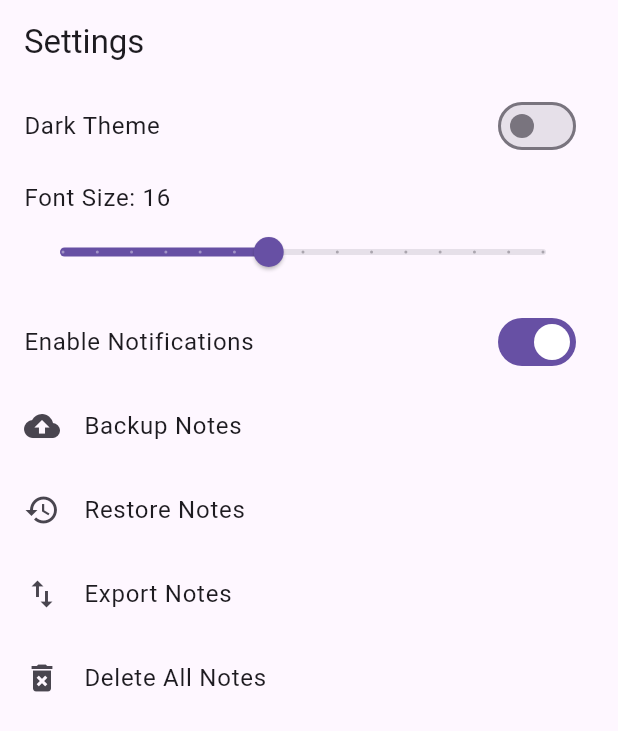
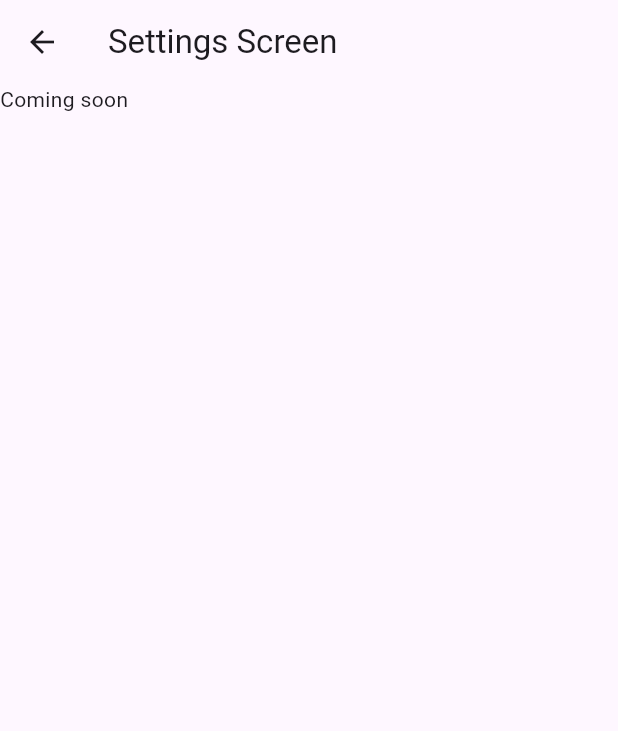
Before and after one commit to AditiMehre/notes_app, a Flutter app: the SettingsScreen screen opened directly, on a phone screen of 412 x 824 dp. Shown: the top 731 px of the screen. Run offline on Flutter 3.47's test engine with Material 3 defaults, Android fonts, the phone set to English and light mode, and no system bars.

```diff
--- a/lib/models/utils.dart
+++ b/lib/models/utils.dart
@@ -59,27 +59,12 @@ class Utils {
       }
     }
   }
-  void sortNotesByDateModified(List<Note> notes) {
-    int n = notes.length;
 
-    for (int i = 0; i < n - 1; i++) {
-      for (int j = 0; j < n - i - 1; j++) {
-        if (notes[j].dateModified.isAfter(notes[j + 1].dateModified)) {
-          // Swap notes[j] and notes[j + 1]
-          Note temp = notes[j];
-          notes[j] = notes[j + 1];
-          notes[j + 1] = temp;
-        }
-      }
-    }
-  }
-  void deleteNoteById(int id, Function() setStateCallback) {
-    sampleNotes.removeWhere((note) {
-      return note.id == id;
-    });
-    setStateCallback();
-  }
-
-
+  // void deleteNoteById(int id, Function() setStateCallback) {
+  //   sampleNotes.removeWhere((note) {
+  //     return note.id == id;
+  //   });
+  //   setStateCallback();
+  // }
 
 }
--- /dev/null
+++ b/lib/screens/archive_screen.dart
@@ -0,0 +1,22 @@
+import 'package:flutter/material.dart';
+
+class ArchiveScreen extends StatefulWidget {
+
+  const ArchiveScreen({super.key});
+
+  @override
+  State<ArchiveScreen> createState() => _ArchiveScreenState();
+}
+
+class _ArchiveScreenState extends State<ArchiveScreen> {
+  @override
+  Widget build(BuildContext context) {
+    return  Scaffold(
+      appBar: AppBar(
+        title: Text('Archive Screen'),
+      ),
+
+      body: Text('Coming soon'),
+    );
+  }
+}
--- a/lib/screens/setting.dart
+++ /dev/null
@@ -1,111 +0,0 @@
-import 'package:flutter/material.dart';
-
-class SettingsScreen extends StatefulWidget {
-  @override
-  _SettingsScreenState createState() => _SettingsScreenState();
-}
-
-class _SettingsScreenState extends State<SettingsScreen> {
-  bool darkTheme = false;
-  bool notificationsEnabled = true;
-  double fontSize = 16.0;
-
-  // Ideally, these preferences should be stored persistently e.g., with SharedPreferences
-  // and loaded in initState.
-
-  @override
-  Widget build(BuildContext context) {
-    return Scaffold(
-      appBar: AppBar(
-        title: Text('Settings'),
-      ),
-      body: ListView(
-        children: [
-          SwitchListTile(
-            title: Text('Dark Theme'),
-            value: darkTheme,
-            onChanged: (bool value) {
-              setState(() {
-                darkTheme = value;
-                // Here you would also change the theme of the app
-              });
-            },
-          ),
-          ListTile(
-            title: Text('Font Size: ${fontSize.toInt()}'),
-            subtitle: Slider(
-              min: 10.0,
-              max: 24.0,
-              divisions: 14,
-              value: fontSize,
-              onChanged: (newSize) {
-                setState(() {
-                  fontSize = newSize;
-                  // Additionally, save to preferences and update the app theme/font size
-                });
-              },
-            ),
-          ),
-          SwitchListTile(
-            title: Text('Enable Notifications'),
-            value: notificationsEnabled,
-            onChanged: (bool value) {
-              setState(() {
-                notificationsEnabled = value;
-                // Enable/Disable notification settings of the app
-              });
-            },
-          ),
-          ListTile(
-            title: Text('Backup Notes'),
-            leading: Icon(Icons.backup),
-            onTap: () {
-              // Implement backup functionality
-            },
-          ),
-          ListTile(
-            title: Text('Restore Notes'),
-            leading: Icon(Icons.restore),
-            onTap: () {
-              // Implement restore functionality
-            },
-          ),
-          ListTile(
-            title: Text('Export Notes'),
-            leading: Icon(Icons.import_export),
-            onTap: () {
-              // Implement export functionality
-            },
-          ),
-          ListTile(
-            title: Text('Delete All Notes'),
-            leading: Icon(Icons.delete_forever),
-            onTap: () {
-              // Implement delete all notes functionality
-            },
-          ),
-        ],
-      ),
-    );
-  }
-}
-
-void main() => runApp(MyApp());
-
-class MyApp extends StatelessWidget {
-  @override
-  Widget build(BuildContext context) {
-    return MaterialApp(
-      title: 'Notes App',
-      theme: ThemeData(
-        primarySwatch: Colors.blue,
-        brightness: Brightness.light,
-      ),
-      darkTheme: ThemeData(
-        primarySwatch: Colors.blue,
-        brightness: Brightness.dark,
-      ),
-      home: SettingsScreen(),
-    );
-  }
-}
--- /dev/null
+++ b/lib/screens/setting_screen.dart
@@ -0,0 +1,22 @@
+
+import 'package:flutter/material.dart';
+
+class SettingsScreen extends StatefulWidget {
+  const SettingsScreen({super.key});
+
+  @override
+  State<SettingsScreen> createState() => _SettingsScreenState();
+}
+
+class _SettingsScreenState extends State<SettingsScreen> {
+  @override
+  Widget build(BuildContext context) {
+    return Scaffold(
+      appBar: AppBar(
+        title: Text('Settings Screen'),
+      ),
+
+      body: Text('Coming soon'),
+    );
+  }
+}
--- a/pubspec.yaml
+++ b/pubspec.yaml
@@ -31,7 +31,11 @@ dependencies:
   flutter:
     sdk: flutter
   intl: ^0.18.1
+  flutter_launcher_icons: ^0.13.1
 
+flutter_icons:
+  android: "notes_icon"
+  image_path: "assests/notes_icon.png"
   # The following adds the Cupertino Icons font to your application.
   # Use with the CupertinoIcons class for iOS style icons.
   cupertino_icons: ^1.0.2
```
Also changed, not shown: lib/models/note.dart (+23 -1 lines), lib/screens/deleted_screen.dart (added, +21 -0 lines), lib/screens/help_feedback.dart (added, +22 -0 lines), lib/screens/home.dart (+28 -25 lines), lib/screens/share_app.dart (added, +22 -0 lines), lib/widgets/drawer.dart (+32 -11 lines), lib/screens/bin.dart (deleted), pubspec.lock, 6 other files.
